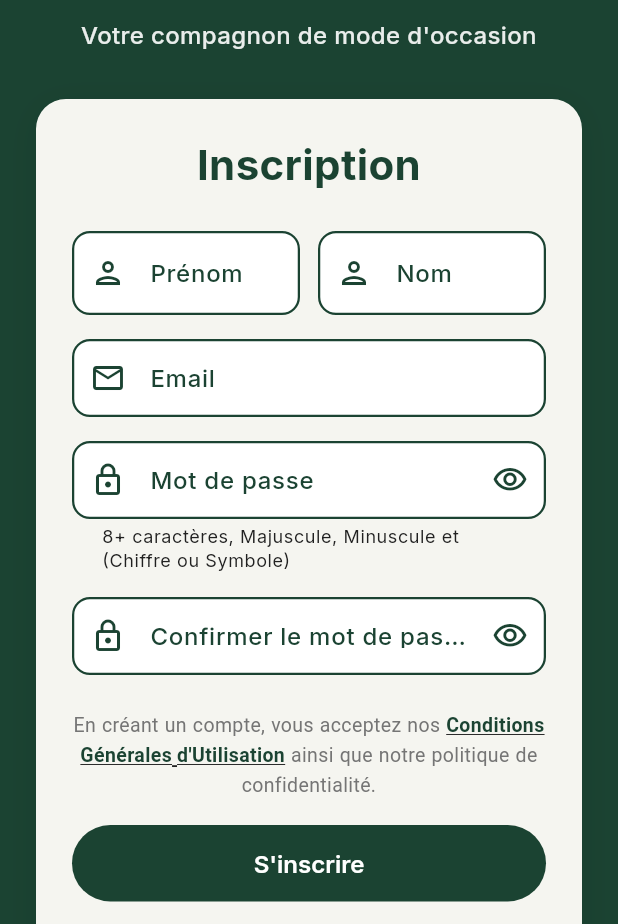
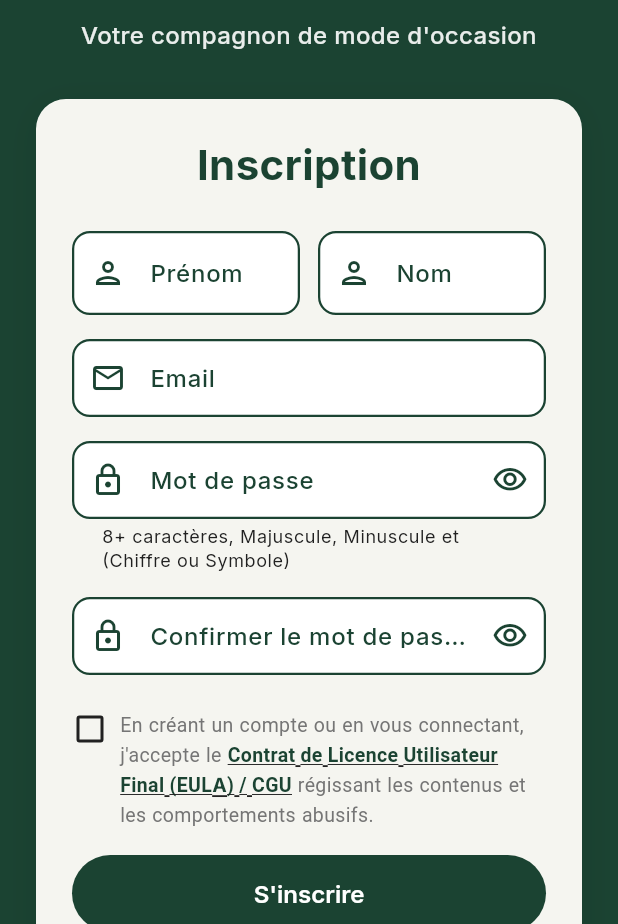
Before and after one commit to AhmimouAymane/2eme-main-marketplace, a Flutter app: the RegisterScreen screen opened by its route, on a phone screen of 412 x 824 dp, the part 312-1236 px from its top. Run offline on Flutter 3.47's test engine with Material 3 defaults, Android fonts, the phone set to English and light mode, and no system bars; our stand-ins replace cached_network_image, connectivity_plus, dio, equatable, file_picker, firebase_auth and 12 more; accounts and stored records are empty; network calls fail.

Commit message:
feat: Update project configuration and enhance user experience with EULA acceptance in registration flow

```diff
--- a/marketplace_app/lib/features/auth/presentation/screens/register_screen.dart
+++ b/marketplace_app/lib/features/auth/presentation/screens/register_screen.dart
@@ -77,6 +77,16 @@ class _RegisterScreenState extends ConsumerState<RegisterScreen> {
   Future<void> _handleRegister() async {
     if (!_formKey.currentState!.validate()) return;
 
+    if (!_acceptedCgu) {
+      ScaffoldMessenger.of(context).showSnackBar(
+        SnackBar(
+          content: const Text('Vous devez accepter les conditions (EULA) pour continuer.'),
+          backgroundColor: AppColors.error,
+        ),
+      );
+      return;
+    }
+
     setState(() => _isLoading = true);
 
     try {
@@ -123,6 +133,16 @@ class _RegisterScreenState extends ConsumerState<RegisterScreen> {
   }
 
   Future<void> _handleSocialLogin(String provider) async {
+    if (!_acceptedCgu) {
+      ScaffoldMessenger.of(context).showSnackBar(
+        SnackBar(
+          content: const Text('Vous devez accepter les conditions (EULA) pour continuer.'),
+          backgroundColor: AppColors.error,
+        ),
+      );
+      return;
+    }
+
     setState(() => _isLoading = true);
     try {
       final authService = ref.read(authServiceProvider);
@@ -489,9 +509,27 @@ class _RegisterScreenState extends ConsumerState<RegisterScreen> {
                       ),
                       const SizedBox(height: 24),
 
-                      // Politique d'utilisation (Texte informatif au lieu de checkbox)
+                      // Politique d'utilisation (Checkbox EULA obligatoire)
                       Padding(
                         padding: const EdgeInsets.only(bottom: 16),
+                        child: Row(
+                          crossAxisAlignment: CrossAxisAlignment.start,
+                          children: [
+                            SizedBox(
+                              height: 24,
+                              width: 24,
+                              child: Checkbox(
+                                value: _acceptedCgu,
+                                activeColor: AppColors.cloviDarkGreen,
+                                onChanged: (value) {
+                                  setState(() {
+                                    _acceptedCgu = value ?? false;
+                                  });
+                                },
+                              ),
+                            ),
+                            const SizedBox(width: 8),
+                            Expanded(
                               child: Text.rich(
                                 TextSpan(
                                   style: const TextStyle(
@@ -501,10 +539,10 @@ class _RegisterScreenState extends ConsumerState<RegisterScreen> {
                                   ),
                                   children: [
                                     const TextSpan(
-                                text: "En créant un compte, vous acceptez nos ",
+                                      text: "En créant un compte ou en vous connectant, j'accepte le ",
                                     ),
                                     TextSpan(
-                                text: "Conditions Générales d'Utilisation",
+                                      text: "Contrat de Licence Utilisateur Final (EULA) / CGU",
                                       style: const TextStyle(
                                         color: AppColors.cloviDarkGreen,
                                         fontWeight: FontWeight.bold,
@@ -521,11 +559,13 @@ class _RegisterScreenState extends ConsumerState<RegisterScreen> {
                                         },
                                     ),
                                     const TextSpan(
-                                text: " ainsi que notre politique de confidentialité.",
+                                      text: " régissant les contenus et les comportements abusifs.",
                                     ),
                                   ],
                                 ),
-                          textAlign: TextAlign.center,
+                              ),
+                            ),
+                          ],
                         ),
                       ),
 
--- a/marketplace_app/lib/features/orders/presentation/screens/order_detail_screen.dart
+++ b/marketplace_app/lib/features/orders/presentation/screens/order_detail_screen.dart
@@ -100,8 +100,10 @@ class OrderDetailScreen extends ConsumerWidget {
         ? (serviceFee / itemPrice) * 100
         : (currentServiceFeePercentage ?? 5.0);
 
+    final double bottomPadding = MediaQuery.of(context).padding.bottom;
+
     return ListView(
-      padding: const EdgeInsets.all(16),
+      padding: EdgeInsets.fromLTRB(16, 16, 16, 16 + bottomPadding),
       children: [
         // ... (Status Card code remains same)
         // Statut de la commande
--- a/marketplace_app/lib/features/profile/presentation/screens/legal_screen.dart
+++ b/marketplace_app/lib/features/profile/presentation/screens/legal_screen.dart
@@ -297,6 +297,17 @@ class CguScreen extends StatelessWidget {
           ],
           footer: 'L\'utilisation continue après modification vaut acceptation des nouvelles conditions.',
         ),
+        LegalSection(
+          title: 'Article 13 – Contenus générés par les utilisateurs et Tolérance Zéro (EULA)',
+          intro: 'L\'application autorise le contenu généré par les utilisateurs, mais impose des règles strictes qui valent acceptation de nos conditions d\'utilisation (EULA). En accédant à la plateforme, vous acceptez que :',
+          bullets: [
+            'Il n\'y a aucune tolérance pour les comportements abusifs (harcèlement, menaces, fraude).',
+            'Il n\'y a aucune tolérance pour la publication de contenus répréhensibles (images violentes, inappropriées, haineuses ou illégales).',
+            'Tout contenu signalé par un utilisateur sera examiné et supprimé dans les 24 heures s\'il est jugé inapproprié.',
+            'Tout utilisateur enfreignant ces règles sera immédiatement bloqué et définitivement banni de la Plateforme.',
+          ],
+          footer: 'Nous nous réservons le droit de modérer les contenus et de bannir tout compte ne respectant pas ces conditions, afin de maintenir un environnement sûr pour tous les utilisateurs.',
+        ),
       ],
     );
   }
--- a/marketplace_app/lib/features/profile/presentation/screens/profile_screen.dart
+++ b/marketplace_app/lib/features/profile/presentation/screens/profile_screen.dart
@@ -260,6 +260,11 @@ class ProfileScreen extends ConsumerWidget {
             title: 'Messages',
             onTap: () => context.push(AppRoutes.conversations),
           ),*/
+          _buildMenuTile(
+            icon: Icons.notifications_outlined,
+            title: 'Notifications',
+            onTap: () => context.push(AppRoutes.notifications),
+          ),
           _buildDivider(),
           _buildMenuTile(
             icon: Icons.inventory_2_outlined,
--- a/marketplace_app/lib/main.dart
+++ b/marketplace_app/lib/main.dart
@@ -266,8 +266,9 @@ class _MarketplaceAppState extends ConsumerState<MarketplaceApp> {
         ref.invalidate(userProfileProvider);
       }
 
-      // Mise à jour du compteur de notifications non lues
+      // Mise à jour du compteur et de la liste des notifications
       ref.invalidate(unreadNotificationsCountProvider);
+      ref.invalidate(notificationsProvider);
 
       if (message.notification != null) {
         // Ne pas afficher de notification en double si c'est un message chat et que le Socket fonctionne
--- a/marketplace_app/pubspec.yaml
+++ b/marketplace_app/pubspec.yaml
@@ -16,7 +16,7 @@ publish_to: 'none' # Remove this line if you wish to publish to pub.dev
 # https://developer.apple.com/library/archive/documentation/General/Reference/InfoPlistKeyReference/Articles/CoreFoundationKeys.html
 # In Windows, build-name is used as the major, minor, and patch parts
 # of the product and file versions while build-number is used as the build suffix.
-version: 1.0.1+10
+version: 1.0.1+12
 
 environment:
   sdk: ^3.10.4
```
Also changed, not shown: marketplace_app/lib/core/constants/app_constants.dart (+4 -4 lines), marketplace_app/lib/features/auth/data/auth_service.dart (+12 -10 lines), 4 other files. Lines whose indentation alone changed are shown as unchanged.
